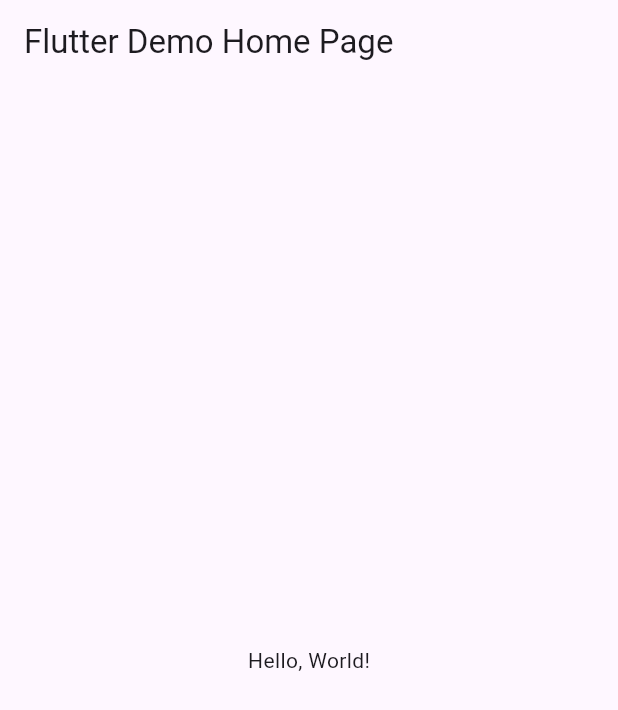
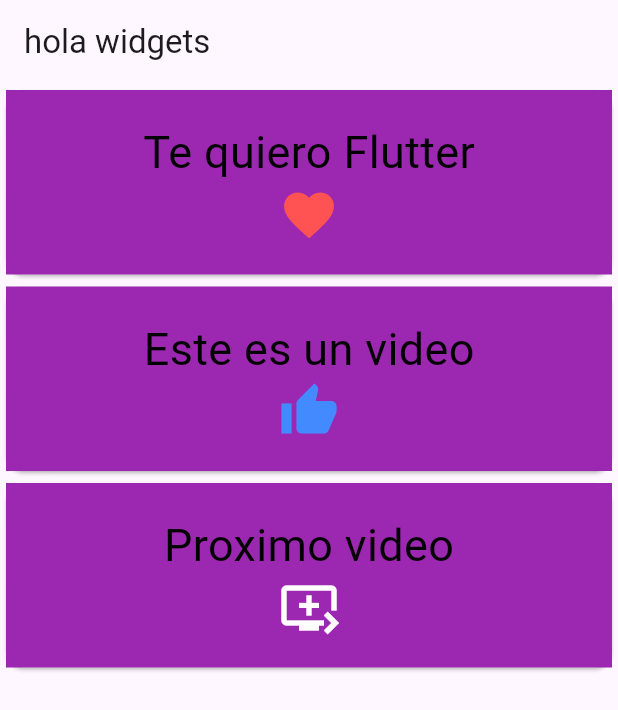
Before and after one commit to nava128/Mitarjeta, a Flutter app: the screen it shows after launch, on a phone screen of 412 x 824 dp. Shown: the top 710 px of the screen. Run offline on Flutter 3.47's test engine with Material 3 defaults, Android fonts, the phone set to English and light mode, and no system bars.

Commit message:
todo bien

```diff
--- /dev/null
+++ b/lib/apptarjeta.dart
@@ -0,0 +1,60 @@
+import 'package:flutter/material.dart';
+import 'package:navatarjetascard/latarjeta.dart';
+
+class AppTarjeta extends StatelessWidget {
+  final double iconSize = 40.0;
+  final TextStyle textStyle =
+      const TextStyle(color: Colors.black, fontSize: 30.0);
+
+  const AppTarjeta({super.key});
+
+  @override
+  Widget build(BuildContext context) {
+    return Scaffold(
+      appBar: AppBar(
+        title: const Text("hola widgets"),
+      ),
+      body: Column(
+        children: [
+          Column(
+              crossAxisAlignment: CrossAxisAlignment.stretch,
+              children: <Widget>[
+                MiTarjeta(
+                  titulo: Text(
+                    "Te quiero Flutter",
+                    style: textStyle,
+                  ),
+                  icono: Icon(
+                    Icons.favorite,
+                    color: Colors.redAccent,
+                    size: iconSize,
+                  ),
+                ),
+                MiTarjeta(
+                  titulo: Text(
+                    "Este es un video",
+                    style: textStyle,
+                  ),
+                  icono: Icon(
+                    Icons.thumb_up,
+                    color: Colors.blueAccent,
+                    size: iconSize,
+                  ),
+                ),
+                MiTarjeta(
+                  titulo: Text(
+                    "Proximo video",
+                    style: textStyle,
+                  ),
+                  icono: Icon(
+                    Icons.queue_play_next,
+                    color: Colors.white,
+                    size: iconSize,
+                  ),
+                )
+              ]),
+        ],
+      ),
+    );
+  }
+}
--- /dev/null
+++ b/lib/latarjeta.dart
@@ -0,0 +1,19 @@
+import 'package:flutter/material.dart';
+
+class MiTarjeta extends StatelessWidget {
+  final Widget titulo;
+  final Widget icono;
+
+  const MiTarjeta({super.key, required this.titulo, required this.icono});
+
+  @override
+  Widget build(BuildContext context) {
+    return Card(
+        child: Container(
+            color: Colors.purple,
+            padding: const EdgeInsets.all(20.0),
+            child: Column(
+              children: <Widget>[titulo, icono],
+            )));
+  }
+}
--- a/lib/main.dart
+++ b/lib/main.dart
@@ -1,43 +1,21 @@
 import 'package:flutter/material.dart';
+import 'package:navatarjetascard/apptarjeta.dart';
 
-void main() => runApp(MyApp());
+void main() => runApp(const Inicio());
 
-class MyApp extends StatelessWidget {
-  const MyApp({super.key});
-  // This widget is the root of your application.
+class Inicio extends StatelessWidget {
+  const Inicio({super.key});
+
   @override
   Widget build(BuildContext context) {
     return MaterialApp(
-      // Application name
-      title: 'Flutter Hello World',
-      // Application theme data, you can set the colors for the application as
-      // you want
+      debugShowCheckedModeBanner: false,
+      title: 'App tarjeta',
       theme: ThemeData(
-        // useMaterial3: false,
-        primarySwatch: Colors.blue,
+        colorScheme: ColorScheme.fromSeed(seedColor: Colors.deepPurple),
+        useMaterial3: true,
       ),
-      // A widget which will be started on application startup
-      home: MyHomePage(title: 'Flutter Demo Home Page'),
+      home: const AppTarjeta(),
     );
   }
 }
-
-class MyHomePage extends StatelessWidget {
-  final String title;
-  const MyHomePage({super.key, required this.title});
-
-  @override
-  Widget build(BuildContext context) {
-    return Scaffold(
-      appBar: AppBar(
-        // The title text which will be shown on the action bar
-        title: Text(title),
-      ),
-      body: Center(
-        child: Text(
-          'Hello, World!',
-        ),
-      ),
-    );
-  }
-}
```
